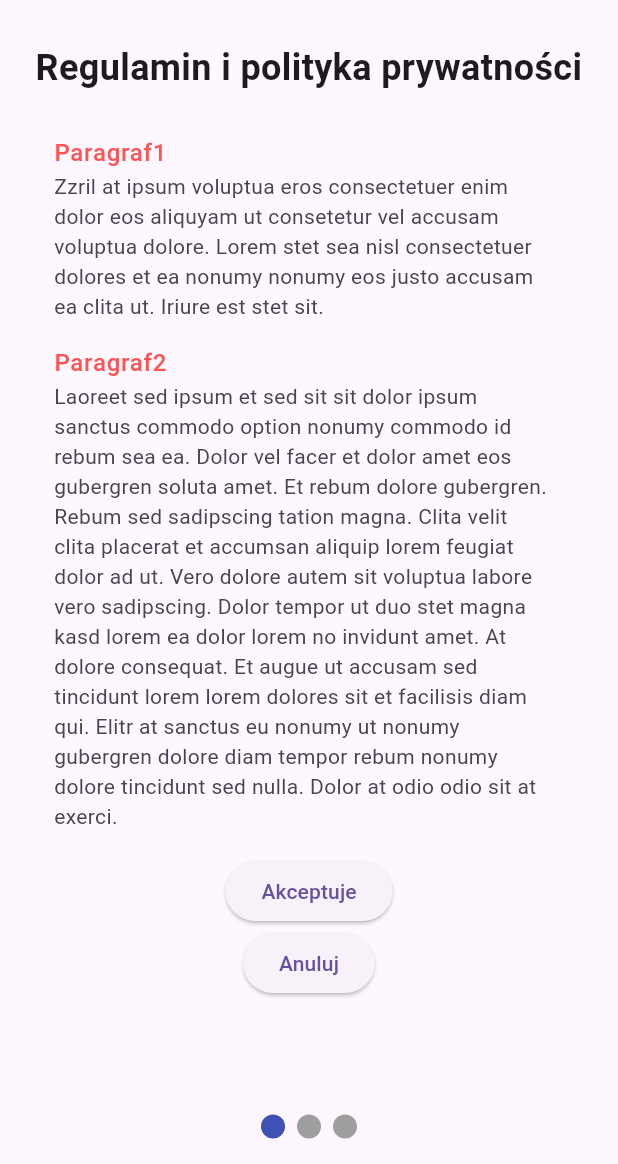
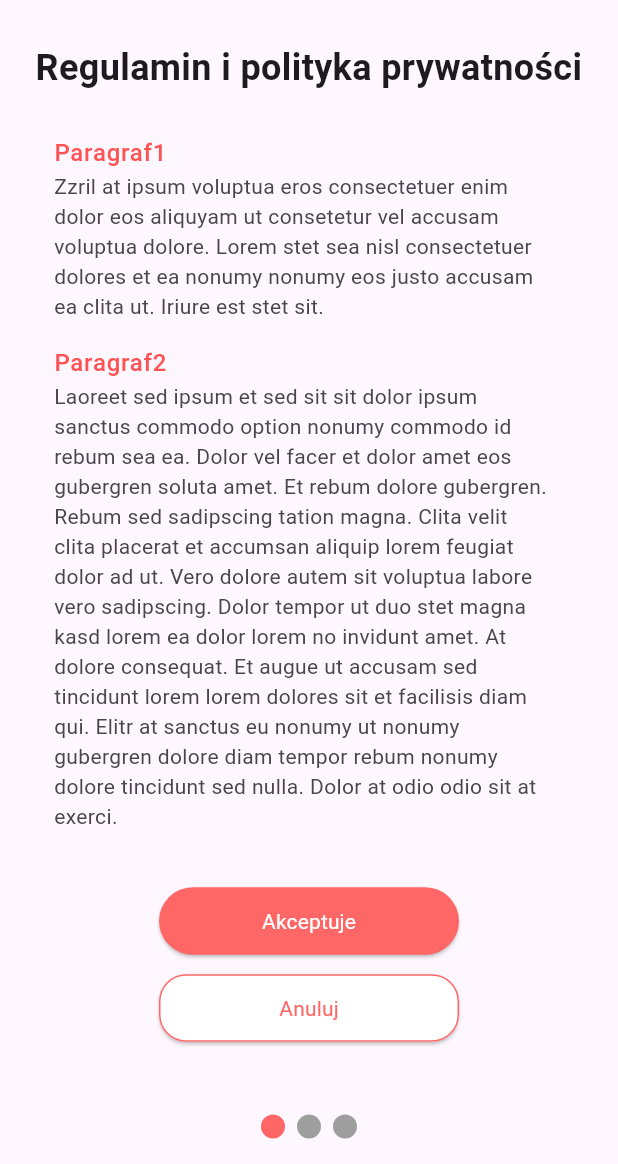
Before and after one commit to GrzSwa/WinkChat, a Flutter app: the screen it shows after launch, after a tap on "Zaczynajmy!", on a phone screen of 412 x 824 dp, the part 72-1236 px from its top. Run offline on Flutter 3.47's test engine with Material 3 defaults, Android fonts, the phone set to English and light mode, and no system bars; drawn by our look-alikes of smooth_page_indicator; our stand-ins replace bloc, equatable, flutter_bloc.

Commit message:
feat: primary & secondary button

```diff
--- a/lib/features/introduction/presentation/views/get_started_view.dart
+++ b/lib/features/introduction/presentation/views/get_started_view.dart
@@ -1,6 +1,7 @@
 import 'package:flutter/material.dart';
 import 'package:wink_chat/features/introduction/presentation/widgets/avatars_grid_list.dart';
 import 'package:wink_chat/features/introduction/presentation/widgets/info_box.dart';
+import 'package:wink_chat/shared/widgets/buttons/primary_button.dart';
 
 class GetStartedView extends StatelessWidget {
   final VoidCallback? onPressed;
@@ -42,7 +43,7 @@ class GetStartedView extends StatelessWidget {
                   describe: describe,
                 ),
               )),
-          ElevatedButton(onPressed: onPressed, child: Text("Zaczynajmy!"))
+          PrimaryButton(onPressed: onPressed, label: "Zaczynajmy!")
         ],
       ),
     );
--- a/lib/features/regulations_and_privacy_policy/presentation/views/regulation_and_privacy_policy_view.dart
+++ b/lib/features/regulations_and_privacy_policy/presentation/views/regulation_and_privacy_policy_view.dart
@@ -3,6 +3,8 @@ import 'package:flutter_bloc/flutter_bloc.dart';
 import 'package:wink_chat/features/regulations_and_privacy_policy/data/provider/regulations_and_privacy_policy_provider.dart';
 import 'package:wink_chat/features/regulations_and_privacy_policy/data/repository/regulations_and_privacy_policy_repository.dart';
 import 'package:wink_chat/features/regulations_and_privacy_policy/domain/cubit/regulations_and_privacy_policy_cubit.dart';
+import 'package:wink_chat/shared/widgets/buttons/primary_button.dart';
+import 'package:wink_chat/shared/widgets/buttons/secondary_button.dart';
 
 class RegulationAndPrivacyPolicyView extends StatelessWidget {
   final Map<String, VoidCallback>? actions;
@@ -13,7 +15,7 @@ class RegulationAndPrivacyPolicyView extends StatelessWidget {
   @override
   Widget build(BuildContext context) {
     return Padding(
-      padding: EdgeInsets.only(top: 20, bottom: 60),
+      padding: const EdgeInsets.only(top: 20, bottom: 30),
       child: Column(
         children: [
           const Text(
@@ -34,9 +36,9 @@ class RegulationAndPrivacyPolicyView extends StatelessWidget {
                       RegulationsAndPrivacyPolicyState>(
                     builder: (context, state) {
                       if (state is RegulationsAndPrivacyPolicyLoading) {
-                        return CircularProgressIndicator();
+                        return const CircularProgressIndicator();
                       } else if (state is RegulationsAndPrivacyPolicyError) {
-                        return Text("Wystąpił błąd");
+                        return const Text("Wystąpił błąd");
                       } else if (state is RegulationsAndPrivacyPolicyLoaded) {
                         return ListView.builder(
                           itemCount: state.data.length,
@@ -44,7 +46,7 @@ class RegulationAndPrivacyPolicyView extends StatelessWidget {
                             return ListTile(
                               title: Text(
                                 state.data[index].title,
-                                style: TextStyle(
+                                style: const TextStyle(
                                     fontWeight: FontWeight.w500,
                                     color: Colors.redAccent),
                               ),
@@ -53,7 +55,7 @@ class RegulationAndPrivacyPolicyView extends StatelessWidget {
                           },
                         );
                       } else {
-                        return Center(
+                        return const Center(
                           child: Text("Brak danych"),
                         );
                       }
@@ -65,10 +67,9 @@ class RegulationAndPrivacyPolicyView extends StatelessWidget {
           ),
           Column(
             children: [
-              ElevatedButton(
-                  onPressed: actions?["accept"], child: Text("Akceptuje")),
-              ElevatedButton(
-                  onPressed: actions?["decline"], child: Text("Anuluj")),
+              PrimaryButton(onPressed: actions?["accept"], label: "Akceptuje"),
+              const SizedBox(height: 10),
+              SecondaryButton(onPressed: actions?["decline"], label: "Anuluj"),
             ],
           )
         ],
--- a/lib/screens/introduction_screen.dart
+++ b/lib/screens/introduction_screen.dart
@@ -27,6 +27,10 @@ class IntroductionScreen extends StatelessWidget {
                       ? AnimatedSmoothIndicator(
                           activeIndex: state.currentStep - 1,
                           count: 3,
+                          effect: const SwapEffect(
+                              dotColor: Colors.grey,
+                              activeDotColor:
+                                  Color.fromARGB(255, 255, 103, 103)),
                         )
                       : Container()),
             ),
--- /dev/null
+++ b/lib/shared/widgets/buttons/primary_button.dart
@@ -0,0 +1,25 @@
+import 'package:flutter/material.dart';
+
+class PrimaryButton extends StatelessWidget {
+  final String label;
+  final VoidCallback? onPressed;
+
+  const PrimaryButton({Key? key, required this.label, required this.onPressed})
+      : super(key: key);
+
+  @override
+  Widget build(BuildContext context) {
+    return ElevatedButton(
+        style: ButtonStyle(
+          minimumSize: WidgetStateProperty.all<Size>(const Size(200, 45)),
+          backgroundColor: WidgetStateProperty.all<Color>(
+              const Color.fromARGB(255, 255, 103, 103)),
+        ),
+        onPressed: onPressed,
+        child: Text(
+          label,
+          style: const TextStyle(
+              color: Colors.white, fontWeight: FontWeight.normal, fontSize: 14),
+        ));
+  }
+}
--- /dev/null
+++ b/lib/shared/widgets/buttons/secondary_button.dart
@@ -0,0 +1,30 @@
+import 'package:flutter/material.dart';
+
+class SecondaryButton extends StatelessWidget {
+  final String label;
+  final VoidCallback? onPressed;
+  const SecondaryButton(
+      {Key? key, required this.label, required this.onPressed})
+      : super(key: key);
+
+  @override
+  Widget build(BuildContext context) {
+    return ElevatedButton(
+        style: ButtonStyle(
+            minimumSize: WidgetStateProperty.all<Size>(const Size(200, 45)),
+            backgroundColor: WidgetStateProperty.all<Color>(Colors.white),
+            shape: WidgetStateProperty.all<RoundedRectangleBorder>(
+                RoundedRectangleBorder(
+              borderRadius: BorderRadius.circular(18.0),
+              side: const BorderSide(color: Color.fromARGB(255, 255, 103, 103)),
+            ))),
+        onPressed: onPressed,
+        child: Text(
+          label,
+          style: const TextStyle(
+              color: Color.fromARGB(255, 255, 103, 103),
+              fontWeight: FontWeight.normal,
+              fontSize: 14),
+        ));
+  }
+}
```
